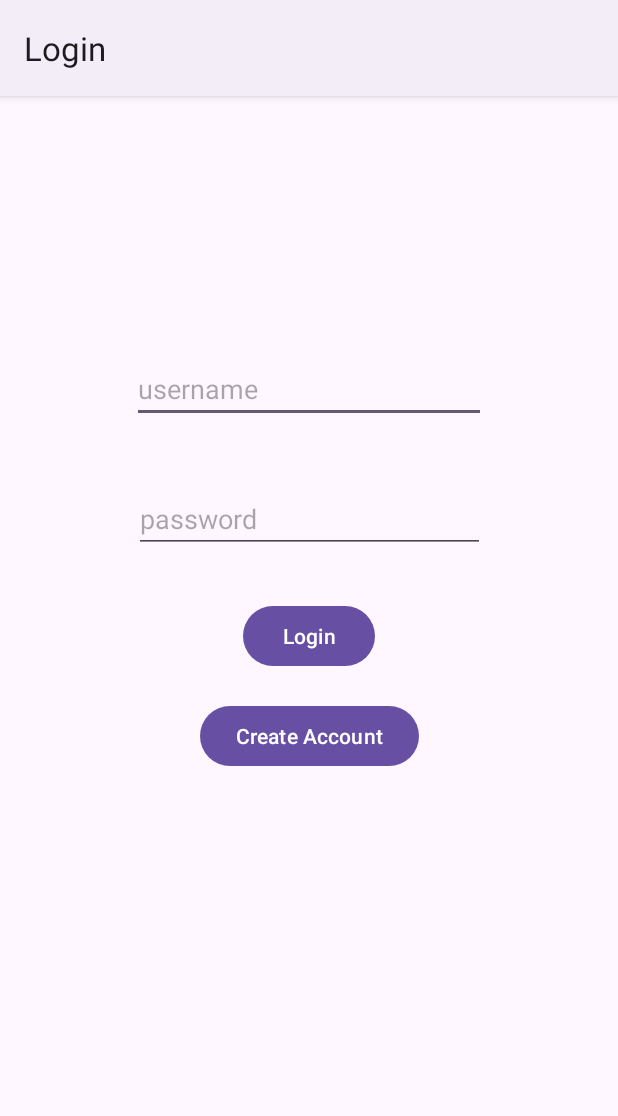
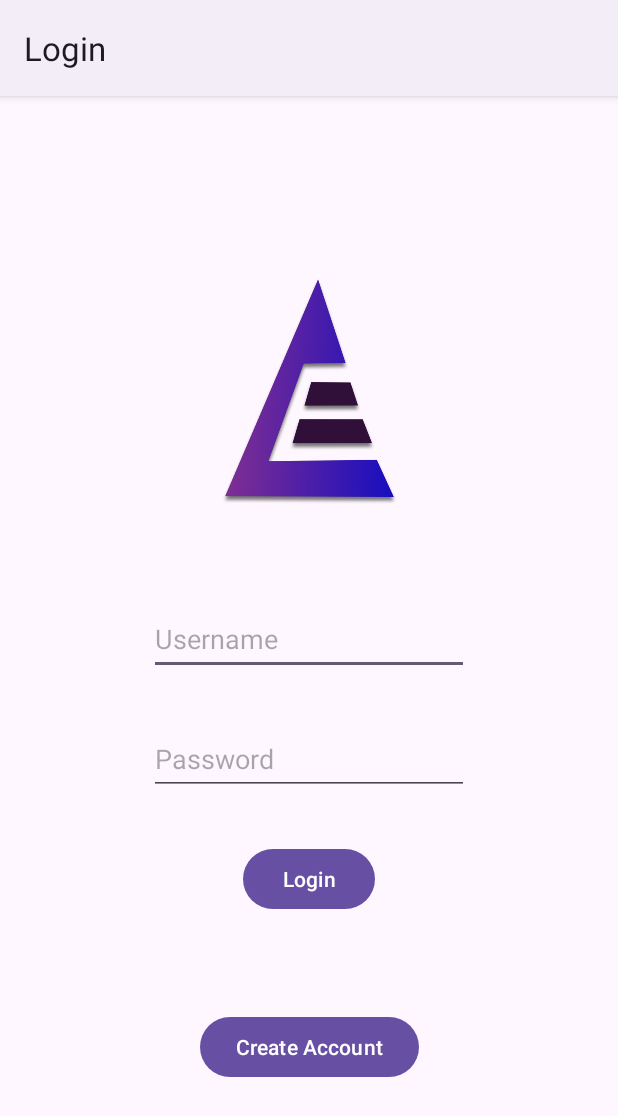
Before and after one commit to cadeheinberg/CS_407_Mobile_App, an Android app: the screen it shows after launch (MainActivity), on a phone screen of 412 x 824 dp. Shown: the top 1116 px of the screen. Run offline under Robolectric (Android 15) with nearby library versions, the phone set to English and light mode, and no system bars.

Commit message:
updated login page, commented TODOs

```diff
--- a/app/src/main/java/com/cs407/cs407mobileapp/MainActivity.java
+++ b/app/src/main/java/com/cs407/cs407mobileapp/MainActivity.java
@@ -29,33 +29,33 @@ public class MainActivity extends AppCompatActivity {
     }
 
     private void setButtonOnClickListeners() {
-        Button buttonLogin = (Button) findViewById(R.id.buttonLogin);
+        Button buttonLogin = (Button) findViewById(R.id.loginButton);
         buttonLogin.setOnClickListener(new View.OnClickListener() {
             @Override
             public void onClick(View v) {
-                EditText editTextUsername =(EditText) findViewById(R.id.editTextUsername);
+                EditText editTextUsername = (EditText) findViewById(R.id.loginUsername);
                 sharedPreferences.edit().putString("username", editTextUsername.getText().toString()).apply();
                 goToTasksActivity();
             }
         });
     }
 
-    private void goToTasksActivity(){
+    private void goToTasksActivity() {
         Intent intent = new Intent(this, TasksActivity.class);
         startActivity(intent);
     }
 
-    private void goToCameraActivity(){
+    private void goToCameraActivity() {
         Intent intent = new Intent(this, CameraActivity.class);
         startActivity(intent);
     }
 
-    private void goToGalleryActivity(){
+    private void goToGalleryActivity() {
         Intent intent = new Intent(this, GalleryActivity.class);
         startActivity(intent);
     }
 
-    private void goToMainActivity(){
+    private void goToMainActivity() {
         Intent intent = new Intent(this, MainActivity.class);
         startActivity(intent);
     }
--- a/app/src/main/java/com/cs407/cs407mobileapp/TasksRecyclerView/BaseActivity.java
+++ b/app/src/main/java/com/cs407/cs407mobileapp/TasksRecyclerView/BaseActivity.java
@@ -22,29 +22,29 @@ public abstract class BaseActivity extends AppCompatActivity {
         super.onCreate(savedInstanceState);
         setContentView(R.layout.activity_base);
         bottomNav = findViewById(R.id.bottom_navigation);
-
-        bottomNav.setOnItemSelectedListener(item -> {
-            int itemId = item.getItemId();
-            if (itemId == R.id.nav_tasks) {
-                Log.i("Info", "Test");
-                if (!(this instanceof TasksActivity)) {
-                    startActivity(new Intent(this, TasksActivity.class));
-                }
-                return true;
-            } else if (itemId == R.id.nav_camera) {
-                if (!(this instanceof CameraActivity)) {
-                    startActivity(new Intent(this, CameraActivity.class));
-                }
-                return true;
-            } else if (itemId == R.id.nav_gallery) {
-                if (!(this instanceof GalleryActivity)) {
-                    startActivity(new Intent(this, GalleryActivity.class));
-                }
-                return true;
-            } else {
-                return false;
-            }
-        });
+        // TODO: fix if statements
+//        bottomNav.setOnItemSelectedListener(item -> {
+//            int itemId = item.getItemId();
+//            if (itemId == R.id.nav_tasks) {
+//                Log.i("Info", "Test");
+//                if (!(this instanceof TasksActivity)) {
+//                    startActivity(new Intent(this, TasksActivity.class));
+//                }
+//                return true;
+//            } else if (itemId == R.id.nav_camera) {
+//                if (!(this instanceof CameraActivity)) {
+//                    startActivity(new Intent(this, CameraActivity.class));
+//                }
+//                return true;
+//            } else if (itemId == R.id.nav_gallery) {
+//                if (!(this instanceof GalleryActivity)) {
+//                    startActivity(new Intent(this, GalleryActivity.class));
+//                }
+//                return true;
+//            } else {
+//                return false;
+//            }
+//        });
 
 
     }
--- a/app/src/main/res/layout/activity_main.xml
+++ b/app/src/main/res/layout/activity_main.xml
@@ -6,51 +6,69 @@
     android:layout_height="match_parent"
     tools:context=".MainActivity">
 
-    <EditText
-        android:id="@+id/editTextUsername"
-        android:layout_width="236dp"
-        android:layout_height="42dp"
-        android:layout_marginStart="88dp"
-        android:layout_marginTop="176dp"
-        android:ems="10"
-        android:hint="username"
-        android:inputType="text"
+    <ImageView
+        android:id="@+id/mainLogo"
+        android:layout_width="150dp"
+        android:layout_height="150dp"
+        app:layout_constraintBottom_toBottomOf="parent"
+        app:layout_constraintEnd_toEndOf="parent"
+        app:layout_constraintHorizontal_bias="0.5"
         app:layout_constraintStart_toStartOf="parent"
-        app:layout_constraintTop_toTopOf="parent" />
+        app:layout_constraintTop_toTopOf="parent"
+        app:layout_constraintVertical_bias="0.2"
+        app:srcCompat="@drawable/logo"
+        android:importantForAccessibility="no" />
 
     <EditText
-        android:id="@+id/editTextPassword"
-        android:layout_width="234dp"
-        android:layout_height="45dp"
-        android:layout_marginTop="247dp"
-        android:layout_marginBottom="86dp"
+        android:id="@+id/loginUsername"
+        android:layout_width="wrap_content"
+        android:layout_height="48dp"
+        android:autofillHints="username"
         android:ems="10"
-        android:hint="password"
+        android:hint="@string/username_hint"
+        android:inputType="text"
+        app:layout_constraintBottom_toBottomOf="parent"
+        app:layout_constraintEnd_toEndOf="parent"
+        app:layout_constraintHorizontal_bias="0.5"
+        app:layout_constraintStart_toStartOf="parent"
+        app:layout_constraintTop_toBottomOf="@+id/mainLogo"
+        app:layout_constraintVertical_bias="0.15"
+        tools:ignore="TextContrastCheck" />
+
+    <EditText
+        android:id="@+id/loginPassword"
+        android:layout_width="wrap_content"
+        android:layout_height="48dp"
+        android:layout_marginTop="32dp"
+        android:autofillHints="password"
+        android:ems="10"
+        android:hint="@string/password_hint"
         android:inputType="textPassword"
-        app:layout_constraintBottom_toTopOf="@+id/buttonCreateAccount"
+        app:layout_constraintEnd_toEndOf="parent"
+        app:layout_constraintHorizontal_bias="0.5"
+        app:layout_constraintStart_toStartOf="parent"
+        app:layout_constraintTop_toBottomOf="@+id/loginUsername"
+        tools:ignore="TextContrastCheck" />
+
+    <Button
+        android:id="@+id/loginButton"
+        android:layout_width="wrap_content"
+        android:layout_height="wrap_content"
+        android:layout_marginTop="32dp"
+        android:text="@string/login"
+        app:layout_constraintEnd_toEndOf="parent"
+        app:layout_constraintHorizontal_bias="0.5"
+        app:layout_constraintStart_toStartOf="parent"
+        app:layout_constraintTop_toBottomOf="@+id/loginPassword" />
+
+    <Button
+        android:id="@+id/createAccountButton"
+        android:layout_width="wrap_content"
+        android:layout_height="wrap_content"
+        android:layout_marginTop="64dp"
+        android:text="@string/create_account"
         app:layout_constraintEnd_toEndOf="parent"
         app:layout_constraintStart_toStartOf="parent"
-        app:layout_constraintTop_toTopOf="parent" />
+        app:layout_constraintTop_toBottomOf="@+id/loginButton" />
 
-    <Button
-        android:id="@+id/buttonLogin"
-        android:layout_width="wrap_content"
-        android:layout_height="wrap_content"
-        android:layout_marginBottom="345dp"
-        android:text="Login"
-        app:layout_constraintBottom_toBottomOf="parent"
-        app:layout_constraintEnd_toEndOf="parent"
-        app:layout_constraintStart_toStartOf="parent"
-        app:layout_constraintTop_toBottomOf="@+id/editTextPassword" />
-
-    <Button
-        android:id="@+id/buttonCreateAccount"
-        android:layout_width="wrap_content"
-        android:layout_height="wrap_content"
-        android:layout_marginBottom="297dp"
-        android:text="Create Account"
-        app:layout_constraintBottom_toBottomOf="parent"
-        app:layout_constraintEnd_toEndOf="parent"
-        app:layout_constraintStart_toStartOf="parent"
-        app:layout_constraintTop_toBottomOf="@+id/editTextPassword" />
 </androidx.constraintlayout.widget.ConstraintLayout>
--- a/app/src/main/res/values/strings.xml
+++ b/app/src/main/res/values/strings.xml
@@ -1,3 +1,7 @@
 <resources>
-    <string name="app_name">cs407mobileapp</string>
+    <string name="app_name">ExecApp</string>
+    <string name="username_hint">Username</string>
+    <string name="password_hint">Password</string>
+    <string name="login">Login</string>
+    <string name="create_account">Create Account</string>
 </resources>
```
Also changed, not shown: app/src/main/res/drawable/logo.png (added).
